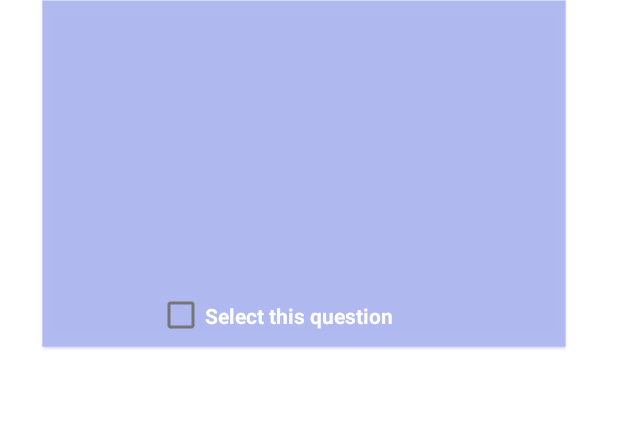
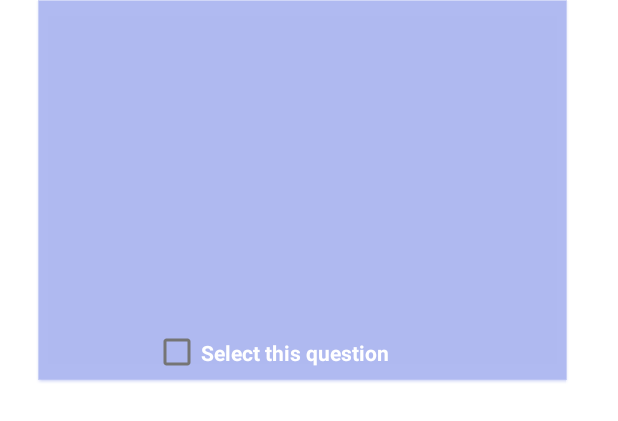
Before and after one commit to erentts/StudentApp, an Android app: the layout questions_for_examscreen.xml on its own in the app's theme, with its tools: preview values and no code run, on a phone screen of 412 x 824 dp. Shown: the top 421 px of the screen. Run offline under Robolectric (Android 15) with nearby library versions, the phone set to English and light mode, and no system bars.

Commit message:
Code review has been implemented.

```diff
--- a/app/src/main/res/layout/questions_for_examscreen.xml
+++ b/app/src/main/res/layout/questions_for_examscreen.xml
@@ -7,16 +7,16 @@
 
     <androidx.constraintlayout.widget.ConstraintLayout
         android:id="@+id/ConstLay"
-        android:layout_width="414dp"
-        android:layout_height="238dp"
+        android:layout_width="407dp"
+        android:layout_height="261dp"
         android:layout_marginEnd="3dp"
         app:layout_constraintEnd_toEndOf="parent"
         app:layout_constraintStart_toStartOf="parent"
         app:layout_constraintTop_toTopOf="parent">
 
         <LinearLayout
-            android:layout_width="352dp"
-            android:layout_height="234dp"
+            android:layout_width="355dp"
+            android:layout_height="256dp"
             android:layout_marginStart="24dp"
             android:layout_marginEnd="28dp"
             android:background="@android:drawable/editbox_dropdown_light_frame"
@@ -29,7 +29,7 @@
 
             <LinearLayout
                 android:layout_width="match_parent"
-                android:layout_height="39dp"
+                android:layout_height="64dp"
                 android:orientation="vertical">
 
                 <TextView
@@ -37,7 +37,7 @@
                     android:layout_width="match_parent"
                     android:layout_height="match_parent"
                     android:textColor="@color/white"
-                    android:textSize="18sp" />
+                    android:textSize="16sp" />
             </LinearLayout>
 
             <LinearLayout
```
Also changed, not shown: app/src/main/res/layout/question_single_item.xml (+5 -5 lines), app/src/main/res/drawable/five.png (added), app/src/main/res/drawable/userPhotos/first.png (added), app/src/main/res/drawable/userPhotos/fourth.png (added), app/src/main/res/drawable/userPhotos/second.png (added), app/src/main/res/drawable/userPhotos/third.png (added).
